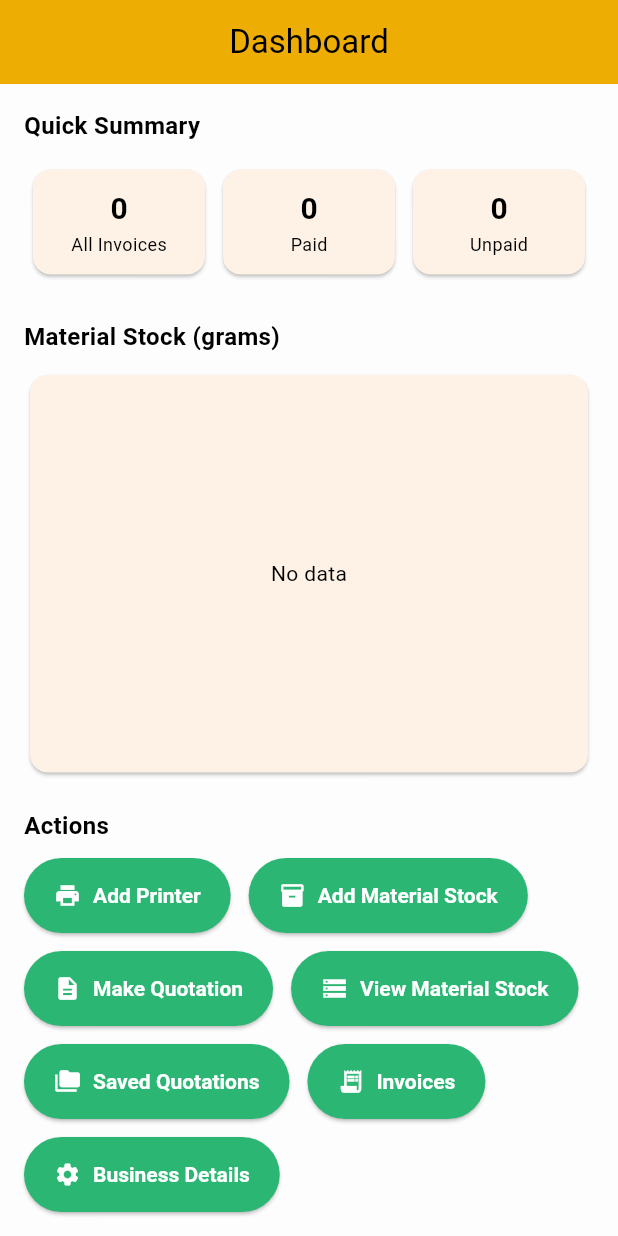
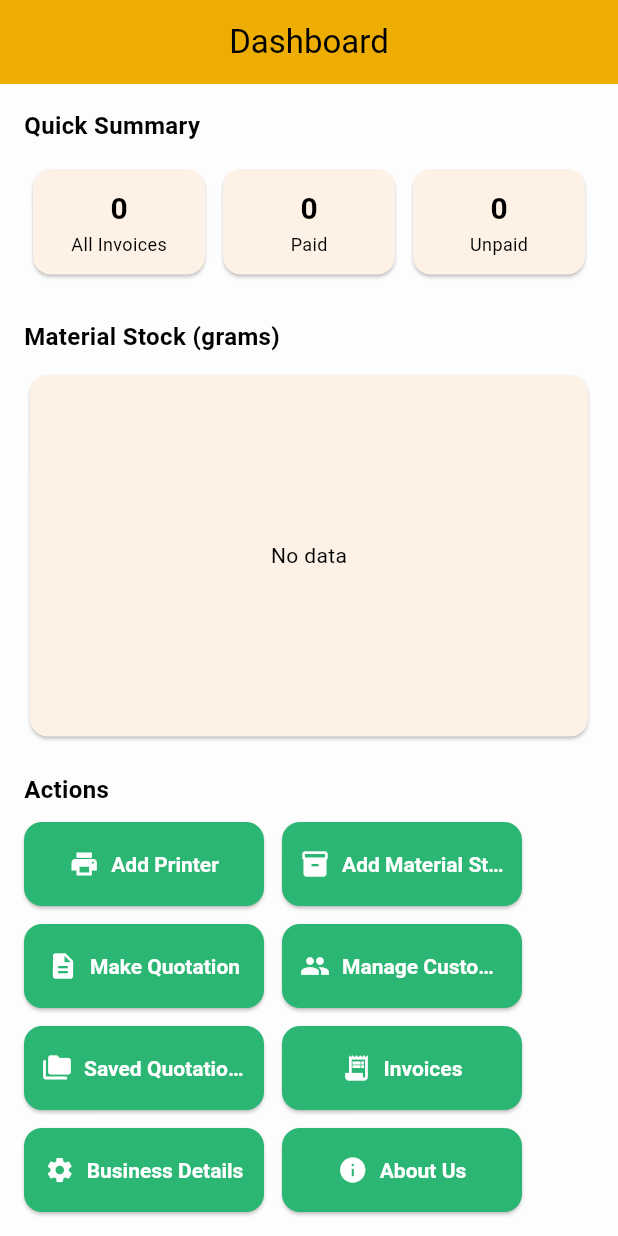
Before and after one commit to dhanushka47/weight_gauge_app, a Flutter app: the screen it shows after launch, on a phone screen of 412 x 824 dp. Run offline on Flutter 3.47's test engine with Material 3 defaults, Android fonts, the phone set to English and light mode, and no system bars; our stand-ins replace fl_chart, image_picker, package_info_plus, pdf, permission_handler, printing and 2 more; accounts and stored records are empty; statements that could not run were skipped.

Commit message:
finish with about us

```diff
--- a/lib/dashboard.dart
+++ b/lib/dashboard.dart
@@ -14,6 +14,9 @@ import 'pages/quotation_dashboard_page.dart';
 import 'pages/invoices_page.dart';
 import 'dart:async';
 import 'db/invoice_database.dart';
+import 'pages/manage_customers_page.dart';
+import 'pages/about_us_page.dart';
+
 
 class DashboardPage extends StatefulWidget {
   const DashboardPage({super.key});
@@ -174,12 +177,12 @@ class _DashboardPageState extends State<DashboardPage> {
               //  _dashboardButton(context, 'Expenses', Icons.money),
                 //  _dashboardButton(context, 'Make Invoice', Icons.receipt),
              //   _dashboardButton(context, 'Per Gram Calculator', Icons.scale),
-
-                _dashboardButton(context, 'View Material Stock', Icons.storage),
-
+                _dashboardButton(context, 'Manage Customers', Icons.people),
                 _dashboardButton(context, 'Saved Quotations', Icons.folder_copy),
                 _dashboardButton(context, 'Invoices', Icons.receipt_long),
                 _dashboardButton(context, 'Business Details', Icons.settings),
+                _dashboardButton(context, 'About Us', Icons.info),
+
               ],
             ),
           ],
@@ -189,11 +192,15 @@ class _DashboardPageState extends State<DashboardPage> {
   }
 
   Widget _dashboardButton(BuildContext context, String label, IconData icon) {
-    return ElevatedButton.icon(
+    return SizedBox(
+      width: 160,  // ⬅️ set fixed width
+      height: 56,  // ⬅️ set fixed height
+      child: ElevatedButton.icon(
         style: ElevatedButton.styleFrom(
-        padding: const EdgeInsets.symmetric(horizontal: 20, vertical: 16),
+          padding: const EdgeInsets.symmetric(horizontal: 12),
           textStyle: const TextStyle(fontWeight: FontWeight.w600),
           backgroundColor: Theme.of(context).colorScheme.secondary,
+          shape: RoundedRectangleBorder(borderRadius: BorderRadius.circular(12)),
         ),
         onPressed: () {
           switch (label) {
@@ -226,10 +233,19 @@ class _DashboardPageState extends State<DashboardPage> {
             case 'Invoices':
               Navigator.push(context, MaterialPageRoute(builder: (_) => const InvoicesPage()));
               break;
+            case 'Manage Customers':
+              Navigator.push(context, MaterialPageRoute(builder: (_) => const ManageCustomersPage()));
+              break;
+            case 'About Us':
+              Navigator.push(context, MaterialPageRoute(builder: (_) => const AboutUsPage()));
+              break;
+
           }
         },
-      icon: Icon(icon),
-      label: Text(label),
+        icon: Icon(icon, size: 20),
+        label: Text(label, overflow: TextOverflow.ellipsis),
+      ),
     );
   }
+
 }
--- a/pubspec.yaml
+++ b/pubspec.yaml
@@ -41,7 +41,8 @@ dependencies:
   printing: ^5.14.2
   shared_preferences: ^2.5.3
   fl_chart: ^1.0.0
-
+  url_launcher: ^6.3.1
+  package_info_plus: ^8.3.0
 
 
   # The following adds the Cupertino Icons font to your application.
@@ -64,6 +65,8 @@ dev_dependencies:
 
 # The following section is specific to Flutter packages.
 flutter:
+  assets:
+    - assets/creator.png
 
   # The following line ensures that the Material Icons font is
   # included with your application, so that you can use the icons in
```
Also changed, not shown: lib/db/customer_database.dart (+16 -0 lines), lib/pages/about_us_page.dart (added, +96 -0 lines), lib/pages/add_material_page.dart (+11 -1 lines), lib/pages/manage_customers_page.dart (added, +61 -0 lines), lib/pages/invoice_preview_page.dart (added), pubspec.lock. Lines whose indentation alone changed are shown as unchanged.
